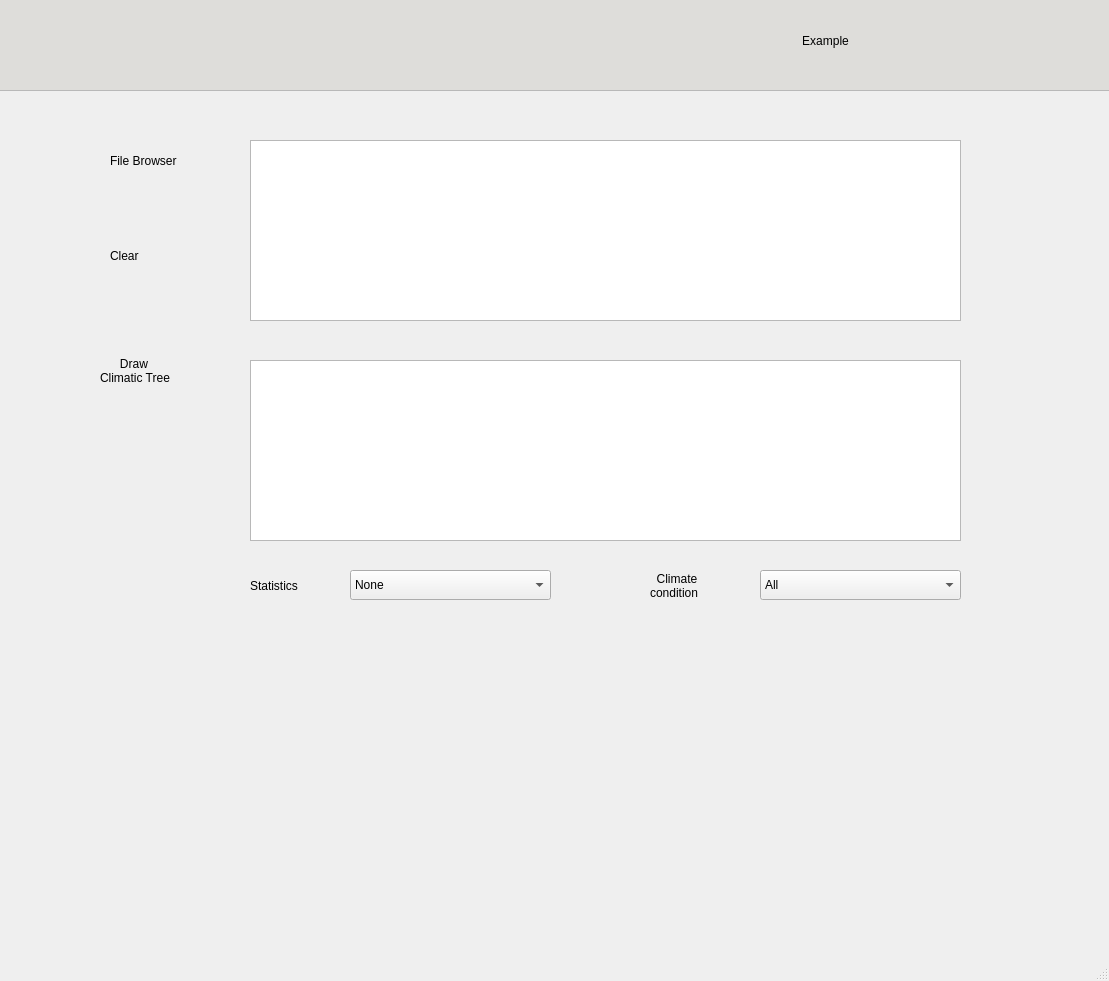
Qt form Qt/mainwindow.ui (tahiri-lab/iPhyloGeo_plus_plus) before a commit.
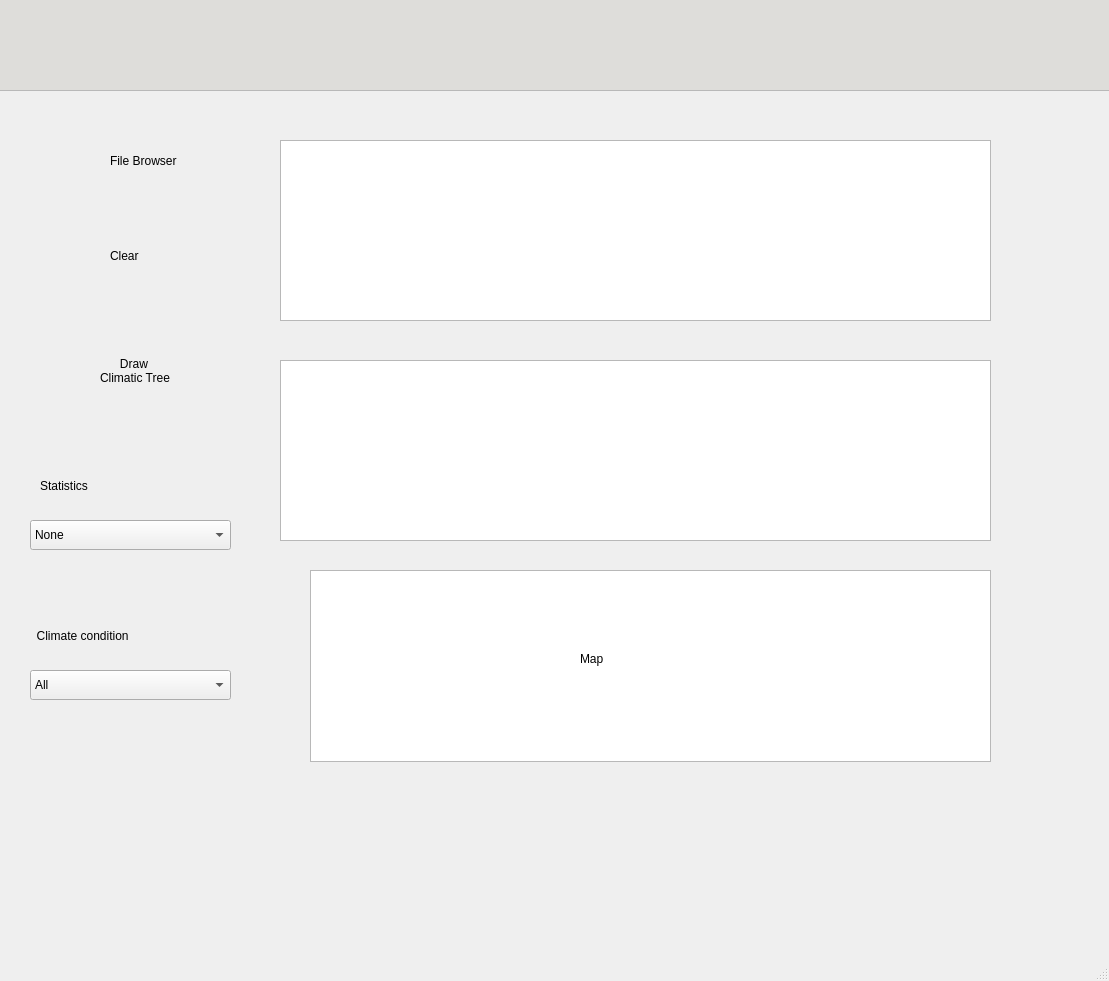
The same form after that commit. The open tabs and pages were chosen to show the change. Icons and pictures are not drawn.

The edit to the form file:
```diff
--- a/Qt/mainwindow.ui
+++ b/Qt/mainwindow.ui
@@ -60,7 +60,7 @@
     <widget class="QPushButton" name="pushButton_2">
      <property name="geometry">
       <rect>
-       <x>390</x>
+       <x>420</x>
        <y>10</y>
        <width>101</width>
        <height>81</height>
@@ -97,7 +97,7 @@
     <widget class="QPushButton" name="pushButton_3">
      <property name="geometry">
       <rect>
-       <x>520</x>
+       <x>600</x>
        <y>10</y>
        <width>81</width>
        <height>71</height>
@@ -131,7 +131,7 @@
     <widget class="QPushButton" name="pushButton_4">
      <property name="geometry">
       <rect>
-       <x>630</x>
+       <x>770</x>
        <y>10</y>
        <width>81</width>
        <height>71</height>
@@ -162,36 +162,12 @@
       <bool>true</bool>
      </property>
     </widget>
-    <widget class="QPushButton" name="pushButton_5">
-     <property name="geometry">
-      <rect>
-       <x>790</x>
-       <y>0</y>
-       <width>91</width>
-       <height>81</height>
-      </rect>
-     </property>
-     <property name="font">
-      <font>
-       <kerning>true</kerning>
-      </font>
-     </property>
-     <property name="text">
-      <string>Example</string>
-     </property>
-     <property name="checkable">
-      <bool>false</bool>
-     </property>
-     <property name="flat">
-      <bool>true</bool>
-     </property>
-    </widget>
     <widget class="QLabel" name="label_6">
      <property name="geometry">
       <rect>
        <x>20</x>
        <y>20</y>
-       <width>281</width>
+       <width>311</width>
        <height>51</height>
       </rect>
      </property>
@@ -208,7 +184,7 @@
     <widget class="QPushButton" name="pushButton_11">
      <property name="geometry">
       <rect>
-       <x>1010</x>
+       <x>1000</x>
        <y>0</y>
        <width>111</width>
        <height>81</height>
@@ -618,7 +594,7 @@
       <widget class="QGraphicsView" name="graphicsView">
        <property name="geometry">
         <rect>
-         <x>260</x>
+         <x>290</x>
          <y>270</y>
          <width>711</width>
          <height>181</height>
@@ -654,7 +630,7 @@
       <widget class="QTextEdit" name="textEdit_3">
        <property name="geometry">
         <rect>
-         <x>260</x>
+         <x>290</x>
          <y>50</y>
          <width>711</width>
          <height>181</height>
@@ -704,8 +680,8 @@
       <widget class="QLabel" name="label_13">
        <property name="geometry">
         <rect>
-         <x>260</x>
-         <y>480</y>
+         <x>50</x>
+         <y>380</y>
          <width>67</width>
          <height>31</height>
         </rect>
@@ -717,8 +693,8 @@
       <widget class="QComboBox" name="comboBox">
        <property name="geometry">
         <rect>
-         <x>360</x>
-         <y>480</y>
+         <x>40</x>
+         <y>430</y>
          <width>201</width>
          <height>30</height>
         </rect>
@@ -766,10 +742,10 @@
       <widget class="QFrame" name="frame_3">
        <property name="geometry">
         <rect>
-         <x>600</x>
-         <y>460</y>
-         <width>391</width>
-         <height>61</height>
+         <x>20</x>
+         <y>510</y>
+         <width>261</width>
+         <height>141</height>
         </rect>
        </property>
        <property name="frameShape">
@@ -781,8 +757,8 @@
        <widget class="QComboBox" name="comboBox_2">
         <property name="geometry">
          <rect>
-          <x>170</x>
-          <y>20</y>
+          <x>20</x>
+          <y>70</y>
           <width>201</width>
           <height>30</height>
          </rect>
@@ -825,18 +801,40 @@
        <widget class="QLabel" name="label_16">
         <property name="geometry">
          <rect>
-          <x>60</x>
+          <x>20</x>
           <y>20</y>
-          <width>91</width>
+          <width>141</width>
           <height>31</height>
          </rect>
         </property>
         <property name="text">
-         <string>  Climate 
-condition</string>
+         <string>  Climate condition</string>
         </property>
        </widget>
       </widget>
+      <widget class="QGraphicsView" name="graphicsView_3">
+       <property name="geometry">
+        <rect>
+         <x>320</x>
+         <y>480</y>
+         <width>681</width>
+         <height>192</height>
+        </rect>
+       </property>
+      </widget>
+      <widget class="QLabel" name="label_17">
+       <property name="geometry">
+        <rect>
+         <x>590</x>
+         <y>560</y>
+         <width>67</width>
+         <height>17</height>
+        </rect>
+       </property>
+       <property name="text">
+        <string>Map</string>
+       </property>
+      </widget>
       <zorder>pushButton_8</zorder>
       <zorder>pushButton_9</zorder>
       <zorder>label</zorder>
```
Left out of the diff: 50 changed lines with no effect on the pictures.
